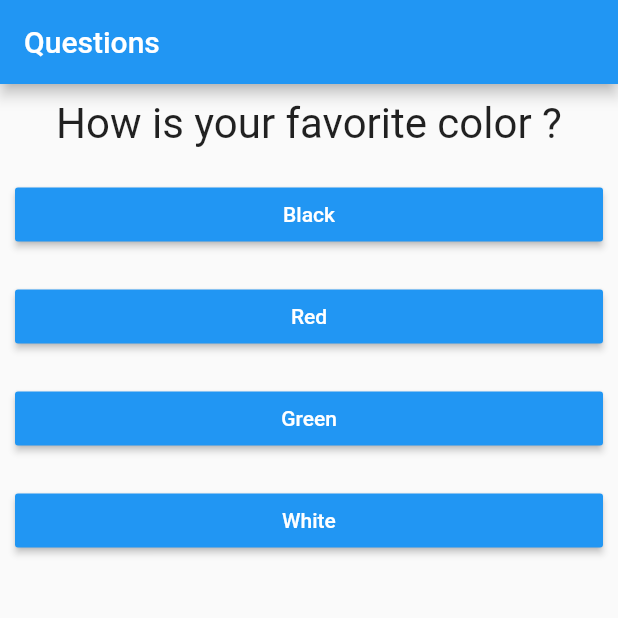
After one commit to robsonoduarte/learn-flutter, a Flutter app: the screen it shows after launch, on a phone screen of 412 x 824 dp, the top half of it. The commit adds this screen. Run offline on Flutter 3.47's test engine with Material 2 defaults, Android fonts, the light colour scheme and no system bars.

Commit message:
quiz component

```diff
--- a/flutter-curse/flutter_basic/lib/main.dart
+++ b/flutter-curse/flutter_basic/lib/main.dart
@@ -1,6 +1,7 @@
 import 'package:flutter/material.dart';
 import 'package:flutter_basic/answer.dart';
 import 'package:flutter_basic/question.dart';
+import 'package:flutter_basic/quiz.dart';
 import 'package:flutter_basic/result.dart';
 
 main() => runApp(QuestionApp());
@@ -34,9 +35,6 @@ class _QuestionAppState extends State<QuestionApp> {
 
   @override
   Widget build(BuildContext context) {
-    List<String> answers = _hasQuestionSelected()
-        ? _questionsAndAnswers[_questionSelected]['answers']
-        : null;
 
     return MaterialApp(
         home: Scaffold(
@@ -44,10 +42,7 @@ class _QuestionAppState extends State<QuestionApp> {
         title: Text('Questions'),
       ),
       body: _hasQuestionSelected()
-          ? Column(children: [
-              Question(_questionsAndAnswers[_questionSelected]['question']),
-              ...answers.map((answer) => Answer(answer, _answer)).toList(),
-            ])
+          ? Quiz(questionsAndAnswers: _questionsAndAnswers, questionSelected : _questionSelected, answer: _answer)
           : Result('Congratulations Bravox !'),
     ));
   }
--- /dev/null
+++ b/flutter-curse/flutter_basic/lib/quiz.dart
@@ -0,0 +1,34 @@
+import 'package:flutter/cupertino.dart';
+import 'package:flutter_basic/question.dart';
+
+import 'answer.dart';
+
+class Quiz extends StatelessWidget {
+
+  final List<Map<String, Object>> questionsAndAnswers;
+  final int questionSelected;
+  final void Function() answer;
+
+  const Quiz({
+    @required this.questionsAndAnswers,
+    @required this.questionSelected,
+    @required this.answer
+  });
+
+  hasQuestionSelected() {
+    return questionSelected < questionsAndAnswers.length;
+  }
+
+  @override
+  Widget build(BuildContext context) {
+    List<String> answers = hasQuestionSelected()
+        ? questionsAndAnswers[questionSelected]['answers']
+        : null;
+    return Column(children: [
+    Question(questionsAndAnswers[questionSelected]['question']),
+    ...answers.map((asw) => Answer(asw, answer)).toList(),
+    ]
+    );
+  }
+
+}
```
